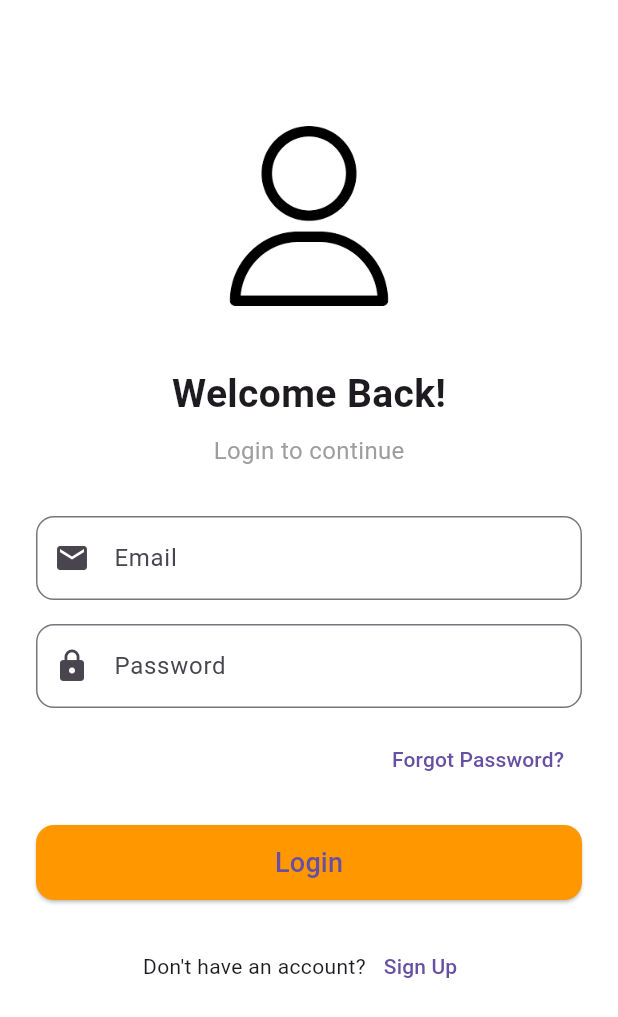
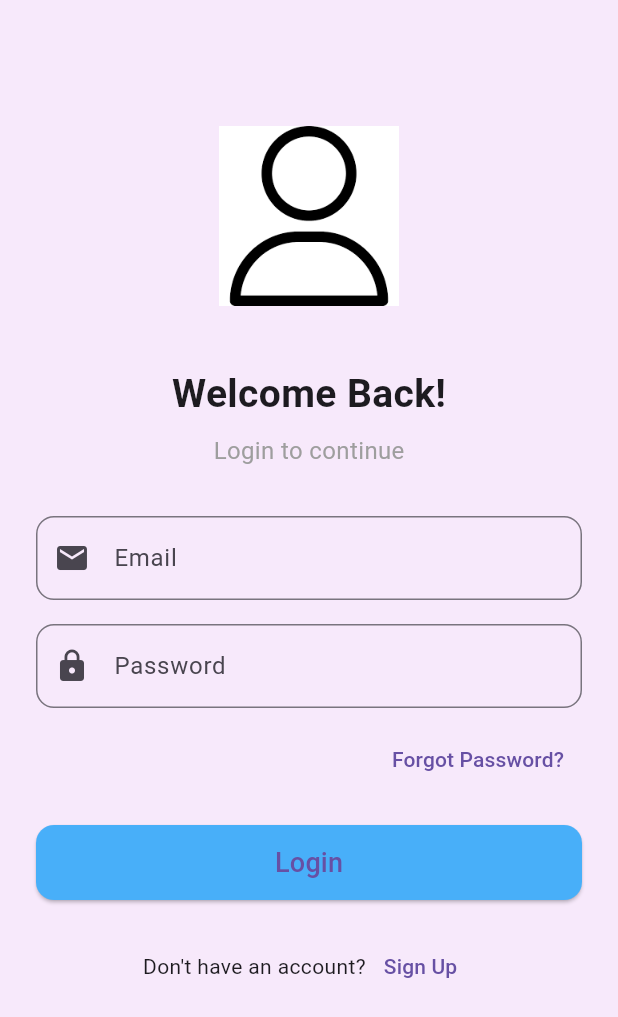
Before and after one commit to MaryamFatima454/Flutter_projects, a Flutter app: the screen it shows after launch, on a phone screen of 412 x 824 dp. Shown: the top 1017 px of the screen. Run offline on Flutter 3.47's test engine with Material 3 defaults, Android fonts, the phone set to English and light mode, and no system bars.

Commit message:
Update login_page.dart

```diff
--- a/login_b/lib/pages/login_page.dart
+++ b/login_b/lib/pages/login_page.dart
@@ -8,7 +8,7 @@ class LoginPage extends StatelessWidget {
   @override
   Widget build(BuildContext context) {
     return Scaffold(
-      backgroundColor: Colors.white,
+      backgroundColor: const Color.fromARGB(255, 247, 233, 251),
       body: SingleChildScrollView(
         padding: const EdgeInsets.all(24.0),
         child: Column(
@@ -94,7 +94,7 @@ class LoginPage extends StatelessWidget {
                   // You can add login logic here
                 },
                 style: ElevatedButton.styleFrom(
-                  backgroundColor: Colors.orange,
+                  backgroundColor: const Color.fromARGB(255, 72, 175, 249),
                   shape: RoundedRectangleBorder(
                     borderRadius: BorderRadius.circular(12),
                   ),
```
